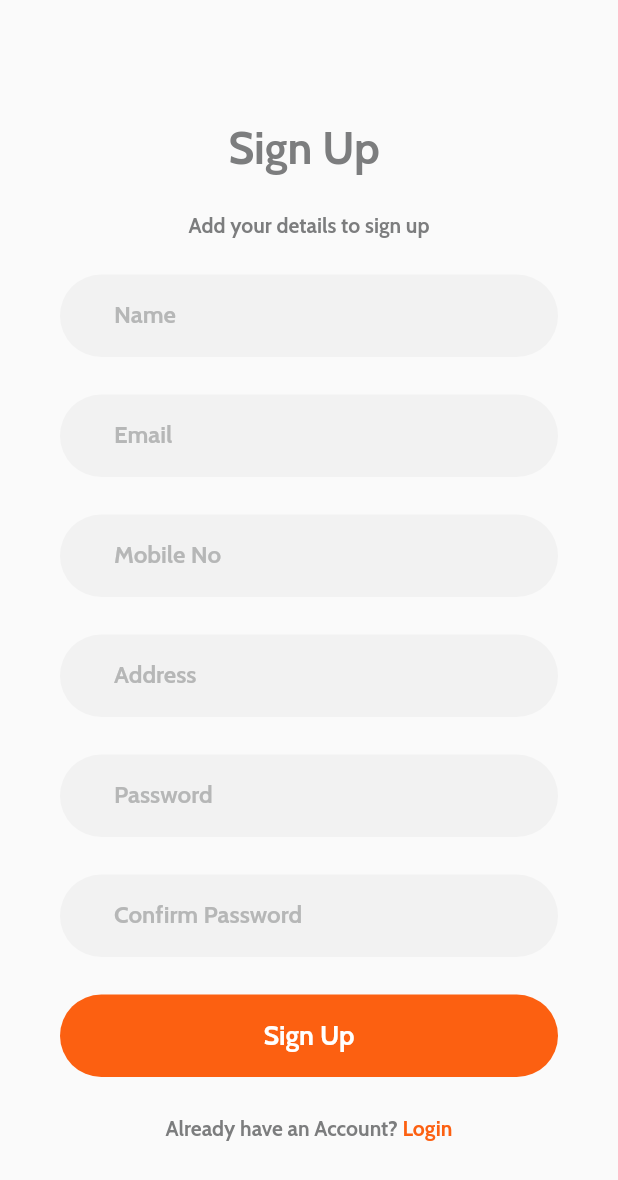
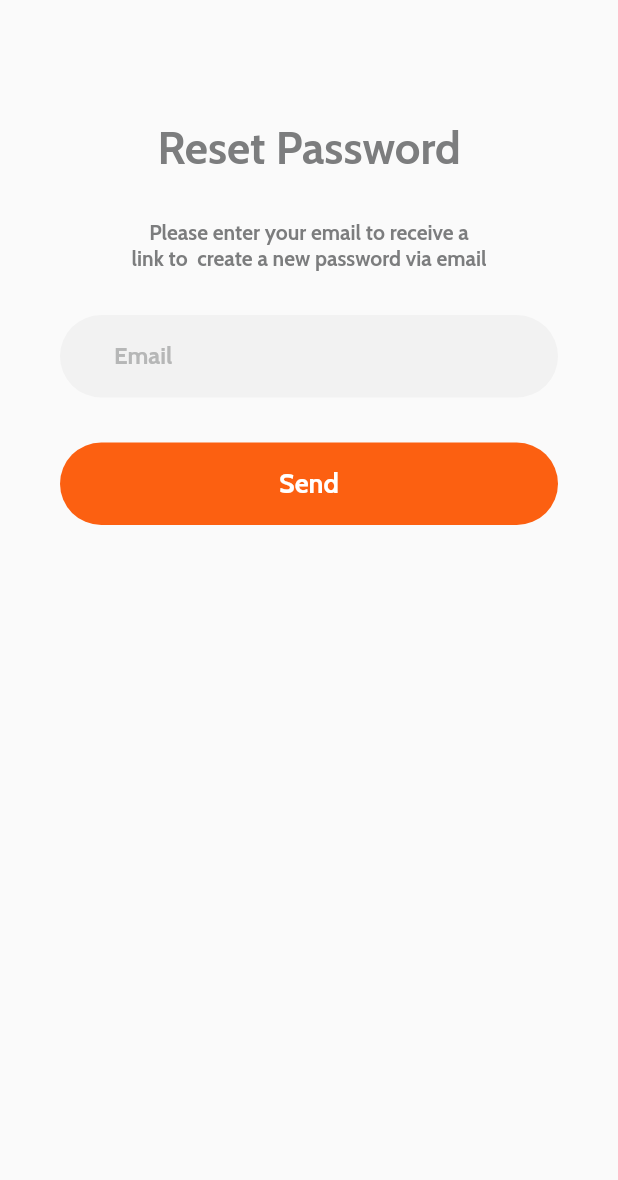
Before and after one commit to Luisfosp00/AppMonkeyE7, a Flutter app: the screen it shows after launch, on a phone screen of 412 x 824 dp. Shown: the top 1180 px of the screen. Run offline on Flutter 3.47's test engine with Material 2 defaults, Android fonts, the light colour scheme and no system bars.

Commit message:
Envio_1_Seth

```diff
--- a/lib/main.dart
+++ b/lib/main.dart
@@ -5,7 +5,7 @@
   runApp(MaterialApp(
       debugShowCheckedModeBanner: false,
       title: 'Monkey Delivery',
-      initialRoute: '/signup',
+      initialRoute: '/resetP',
       routes: routes,
       theme: ThemeData(
           primaryColor: const Color.fromRGBO(252, 96, 17, 1.0),
--- /dev/null
+++ b/lib/src/pages/resetpassword_page.dart
@@ -0,0 +1,98 @@
+//import 'dart:ffi';
+
+import 'package:flutter/material.dart';
+
+class ResetPage extends StatelessWidget{
+  const ResetPage({Key? key}): super(key: key);
+
+  @override
+  Widget build(BuildContext context) {
+    final double _height = MediaQuery.of(context).size.height;
+    return Scaffold(
+      body: Stack(
+        children: <Widget> [
+          Column(
+            children: <Widget>[
+              SizedBox(
+                height: _height *1.0,
+                width: double.infinity,
+                child: Column(
+                  children: <Widget>[
+                    Container(
+                    margin: const EdgeInsets.only(top:80.0),
+                    child:Wrap(
+                      alignment: WrapAlignment.center,
+                      children: const<Widget>[
+                      Text('Reset Password',
+                        style: TextStyle(color: Color.fromRGBO(124, 125, 126, 1.0),
+                        fontSize: 30.0),
+                        ),
+                    ],
+                  )
+                  ),
+                  const SizedBox(height: 30.0,),
+                  Wrap(
+                    alignment: WrapAlignment.center,
+                    children: const<Widget>[
+                      Text('Please enter your email to receive a\nlink to  create a new password via email',
+                      textAlign: TextAlign.center,
+                      style: TextStyle(color: Color.fromRGBO(124, 125, 126, 1.0)),
+                    )
+                  ],
+                  ),
+
+                  const SizedBox(height: 30.0,),
+                  Container(
+                    width: double.infinity,
+                    height: 55.0,
+                    margin: const EdgeInsets.only(left: 40.0, right:40.0 ),
+                    decoration: BoxDecoration(
+                      borderRadius: BorderRadius.circular(30),
+                      color: const Color.fromRGBO(242, 242, 242, 1.0)
+                    ),
+                    child:TextFormField(
+                      obscureText: true,
+                        keyboardType: TextInputType.text,
+                        decoration: const InputDecoration(
+                          border: InputBorder.none,
+                            labelText: '          Email',
+                            labelStyle: TextStyle(
+                              color:  Color.fromRGBO(182, 183, 183, 1.0)
+                            )
+                        ),
+                    ),
+                  ),
+                  const SizedBox(height: 30.0,),
+
+                  Container(
+                    width: double.infinity,
+                    height: 55.0,
+                    margin: const EdgeInsets.only(left: 40.0, right:40.0 ),
+                    decoration: BoxDecoration(
+                      borderRadius: BorderRadius.circular(30),
+                      color: Theme.of(context).primaryColor
+                    ),
+                    child:const TextButton(
+                      onPressed: null,
+                      child: Text('Send',
+                        style: TextStyle(
+                           fontSize: 18,
+                            color: Colors.white,
+                            //fontWeight: FontWeight.bold
+                         ),
+                      ),
+                    ),
+                  ),
+
+
+                  ],
+                ),
+              )
+            ],
+          )
+        ],
+      ),
+    );
+  }
+
+}
--- a/lib/src/routes/routes.dart
+++ b/lib/src/routes/routes.dart
@@ -1,4 +1,5 @@
 import 'package:appmonkeyequipo7/src/pages/log_page.dart';
+import 'package:appmonkeyequipo7/src/pages/resetpassword_page.dart';
 import 'package:appmonkeyequipo7/src/pages/signup_page.dart';
 import 'package:flutter/material.dart';
 import 'package:appmonkeyequipo7/src/pages/login_page.dart';
@@ -10,4 +11,6 @@
   '/login': (BuildContext context) => const LoginPage(),
   '/log': (BuildContext context) => const LogPage(),
   '/signup': (BuildContext context) => const SignPage(),
+  '/resetP': (BuildContext context) => const ResetPage(),
+
 };
```
